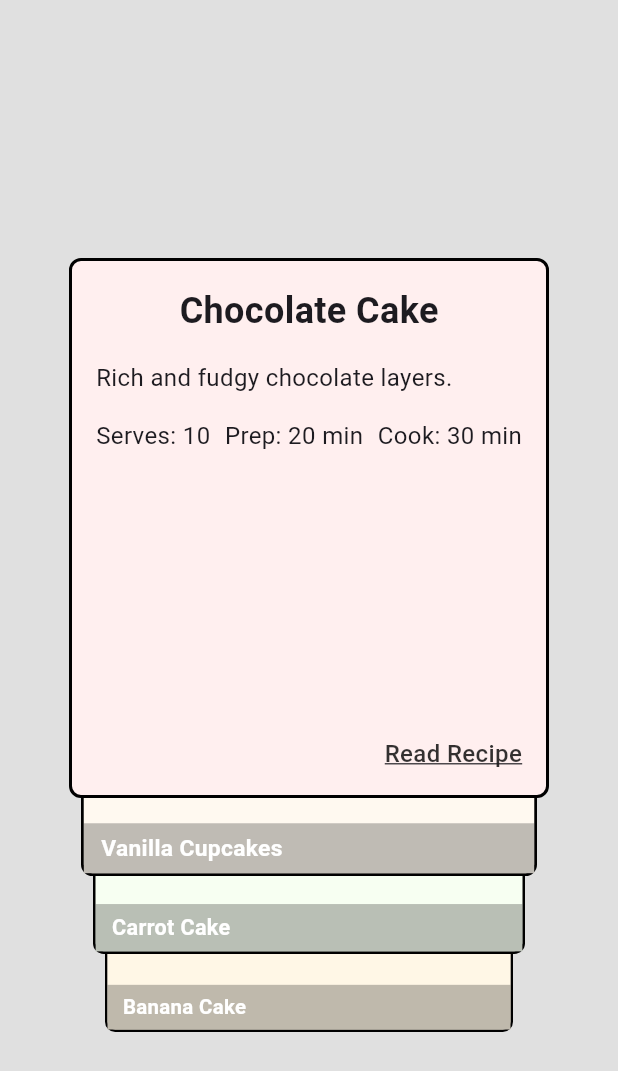
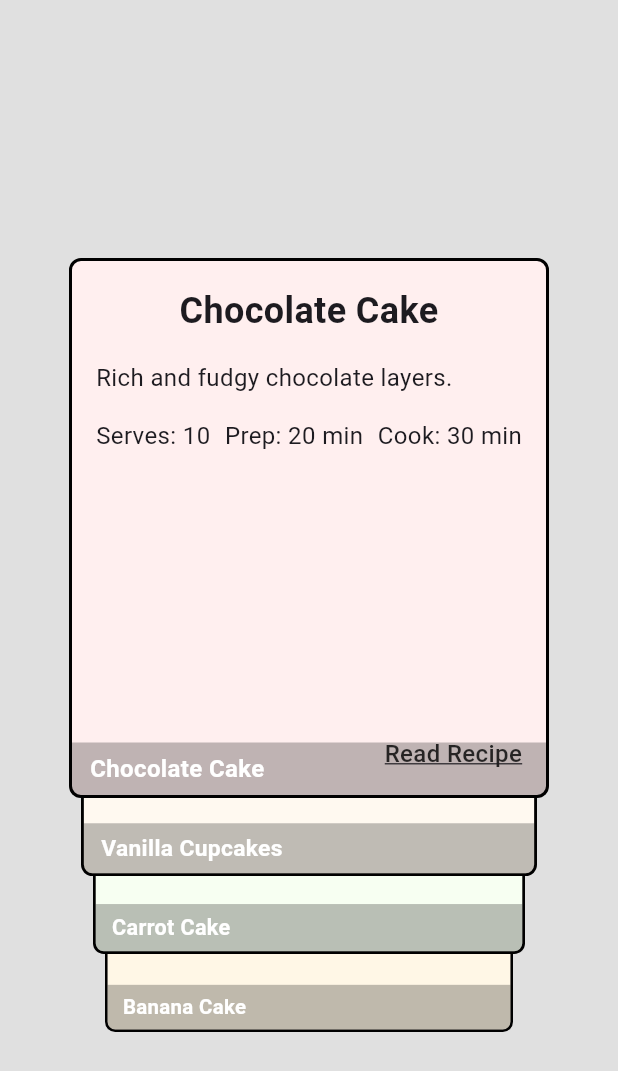
Before and after one commit to marcoazeem/recipe_card_stack, a Flutter app: the screen it shows after launch, after a tap on "Carrot Cake", on a phone screen of 412 x 824 dp. Shown: the top 1071 px of the screen. Run offline on Flutter 3.47's test engine with Material 3 defaults, Android fonts, the phone set to English and light mode, and no system bars.

Commit message:
Jittering Fixed

```diff
--- a/example/lib/main.dart
+++ b/example/lib/main.dart
@@ -68,7 +68,11 @@ class RecipeStackDemo extends StatelessWidget {
       scaleGap: 0.05,
       verticalGap: 70.0,
       cardBuilder: (context, recipe, index, isFrontCard) {
-        return DemoRecipeCard(recipe: recipe, isFrontCard: isFrontCard);
+        return DemoRecipeCard(
+          key: ValueKey(recipe.title), // use a real id if you have one
+          recipe: recipe,
+          isFrontCard: isFrontCard,
+        );
       },
       onSwipe: (index, direction, recipe) {
         debugPrint('Swiped ${recipe.title} to $direction');
@@ -114,23 +118,57 @@ class DemoRecipeCard extends StatelessWidget {
         borderRadius: BorderRadius.circular(8),
         border: Border.all(color: Colors.black, width: 2),
       ),
-      child: AnimatedSwitcher(
-        duration: const Duration(milliseconds: 220),
-        switchInCurve: Curves.easeOut,
-        switchOutCurve: Curves.easeOut,
-        transitionBuilder: (child, animation) {
-          return FadeTransition(opacity: animation, child: child);
-        },
-        child: isFrontCard
-            ? _buildFrontLayout(key: const ValueKey('front'))
-            : _buildBackLayout(key: const ValueKey('back')),
+      child: Stack(
+        children: [
+          // Back "tab" title strip (always present, stable)
+          Align(
+            alignment: Alignment.bottomLeft,
+            child: Container(
+              width: double.infinity,
+              color: Colors.black.withOpacity(0.25),
+              padding: const EdgeInsets.symmetric(horizontal: 12, vertical: 6),
+              child: Text(
+                recipe.title,
+                style: const TextStyle(
+                  fontSize: 16,
+                  color: Colors.white,
+                  fontWeight: FontWeight.bold,
+                ),
+                maxLines: 1,
+                overflow: TextOverflow.ellipsis,
+              ),
+            ),
+          ),
+
+          // Front details: REAL fade-in on focus change
+          FocusFade(
+            isFocused: isFrontCard,
+            fadeIn: const Duration(milliseconds: 260),
+            fadeOut: const Duration(milliseconds: 120),
+            curveIn: Curves.easeOutCubic,
+            curveOut: Curves.easeOut,
+            // Optional: tiny delay so it starts after the swipe settles a bit
+            // (feels more premium, less "UI fighting")
+            delayOnFocus: const Duration(milliseconds: 60),
+            child: _FrontDetails(recipe: recipe),
+          ),
+        ],
       ),
     );
   }
+}
 
-  Widget _buildFrontLayout({required Key key}) {
-    return Padding(
-      key: key,
+class _FrontDetails extends StatelessWidget {
+  final DemoRecipe recipe;
+
+  const _FrontDetails({required this.recipe});
+
+  @override
+  Widget build(BuildContext context) {
+    return IgnorePointer(
+      // Only interactable when focused (FocusFade already handles)
+      ignoring: false,
+      child: Padding(
         padding: const EdgeInsets.all(16.0),
         child: Column(
           crossAxisAlignment: CrossAxisAlignment.start,
@@ -138,7 +176,11 @@ class DemoRecipeCard extends StatelessWidget {
             Center(
               child: Text(
                 recipe.title,
-              style: const TextStyle(fontSize: 24, fontWeight: FontWeight.bold),
+                style: const TextStyle(
+                  fontSize: 24,
+                  fontWeight: FontWeight.bold,
+                ),
+                textAlign: TextAlign.center,
               ),
             ),
             const SizedBox(height: 16),
@@ -176,33 +218,103 @@ class DemoRecipeCard extends StatelessWidget {
             ),
           ],
         ),
+      ),
+    );
+  }
+}
+
+/// A fade wrapper that *actually animates* when focus changes.
+/// This avoids the common "it popped in" issue when widgets rebuild
+/// already in the focused state.
+class FocusFade extends StatefulWidget {
+  const FocusFade({
+    super.key,
+    required this.isFocused,
+    required this.child,
+    this.fadeIn = const Duration(milliseconds: 240),
+    this.fadeOut = const Duration(milliseconds: 140),
+    this.curveIn = Curves.easeOut,
+    this.curveOut = Curves.easeOut,
+    this.delayOnFocus = Duration.zero,
+  });
+
+  final bool isFocused;
+  final Widget child;
+
+  final Duration fadeIn;
+  final Duration fadeOut;
+  final Curve curveIn;
+  final Curve curveOut;
+
+  /// Optional delay before starting fade in (helps after swipe)
+  final Duration delayOnFocus;
+
+  @override
+  State<FocusFade> createState() => _FocusFadeState();
+}
+
+class _FocusFadeState extends State<FocusFade>
+    with SingleTickerProviderStateMixin {
+  late final AnimationController _controller;
+  late Animation<double> _opacity;
+
+  @override
+  void initState() {
+    super.initState();
+
+    _controller = AnimationController(
+      vsync: this,
+      duration: widget.fadeIn,
+      reverseDuration: widget.fadeOut,
+      value: widget.isFocused ? 1.0 : 0.0,
+    );
+
+    _opacity = CurvedAnimation(
+      parent: _controller,
+      curve: widget.curveIn,
+      reverseCurve: widget.curveOut,
     );
   }
 
-  Widget _buildBackLayout({required Key key}) {
-    return Stack(
-      key: key,
-      children: [
-        Positioned.fill(child: Container(color: recipe.color)),
-        Align(
-          alignment: Alignment.bottomLeft,
-          child: Container(
-            width: double.infinity,
-            color: Colors.black.withOpacity(0.25),
-            padding: const EdgeInsets.symmetric(horizontal: 12, vertical: 6),
-            child: Text(
-              recipe.title,
-              style: const TextStyle(
-                fontSize: 16,
-                color: Colors.white,
-                fontWeight: FontWeight.bold,
-              ),
-              maxLines: 1,
-              overflow: TextOverflow.ellipsis,
-            ),
-          ),
-        ),
-      ],
+  @override
+  void didUpdateWidget(covariant FocusFade oldWidget) {
+    super.didUpdateWidget(oldWidget);
+
+    // If timing/curves change, refresh controller settings
+    if (oldWidget.fadeIn != widget.fadeIn) _controller.duration = widget.fadeIn;
+    if (oldWidget.fadeOut != widget.fadeOut) {
+      _controller.reverseDuration = widget.fadeOut;
+    }
+
+    final becameFocused = !oldWidget.isFocused && widget.isFocused;
+    final becameUnfocused = oldWidget.isFocused && !widget.isFocused;
+
+    if (becameFocused) {
+      if (widget.delayOnFocus == Duration.zero) {
+        _controller.forward();
+      } else {
+        Future.delayed(widget.delayOnFocus, () {
+          if (!mounted) return;
+          // only fade in if still focused
+          if (widget.isFocused) _controller.forward();
+        });
+      }
+    } else if (becameUnfocused) {
+      _controller.reverse();
+    }
+  }
+
+  @override
+  void dispose() {
+    _controller.dispose();
+    super.dispose();
+  }
+
+  @override
+  Widget build(BuildContext context) {
+    return IgnorePointer(
+      ignoring: !widget.isFocused,
+      child: FadeTransition(opacity: _opacity, child: widget.child),
     );
   }
 }
--- a/lib/recipe_card_stack.dart
+++ b/lib/recipe_card_stack.dart
@@ -3,12 +3,8 @@ library recipe_card_stack;
 import 'dart:math' as math;
 import 'package:flutter/material.dart';
 
-/// Directions a card can be swiped.
 enum SwipeDirection { left, right, up, down }
 
-/// Builds a card for the given [item].
-///
-/// [isFrontCard] is `true` when this card is on top and in focus.
 typedef CardBuilder<T> = Widget Function(
   BuildContext context,
   T item,
@@ -16,20 +12,12 @@ typedef CardBuilder<T> = Widget Function(
   bool isFrontCard,
 );
 
-/// Called whenever the top card is swiped away.
 typedef OnSwipe<T> = void Function(
   int index,
   SwipeDirection direction,
   T item,
 );
 
-/// A swipeable, infinitely looping stack of cards.
-///
-/// Features:
-/// - Top card is draggable (left/right by default)
-/// - Cards behind are visible as "tabs"
-/// - Swipe animates card off-screen and advances to the next item
-/// - Tapping a back card brings it to the front
 class InfiniteSwipeCardStack<T> extends StatefulWidget {
   const InfiniteSwipeCardStack({
     super.key,
@@ -44,31 +32,22 @@ class InfiniteSwipeCardStack<T> extends StatefulWidget {
       SwipeDirection.left,
       SwipeDirection.right,
     },
+    this.stackAnimationDuration = const Duration(milliseconds: 220),
+    this.swipeAnimationDuration = const Duration(milliseconds: 280),
   });
 
-  /// Items to display.
   final List<T> items;
-
-  /// Builder for each card.
   final CardBuilder<T> cardBuilder;
-
-  /// Callback when the top card is swiped away.
   final OnSwipe<T>? onSwipe;
 
-  /// Maximum number of cards visible at once.
   final int maxVisibleCards;
+  final double swipeThreshold;
+  final double scaleGap;
+  final double verticalGap;
+  final Set<SwipeDirection> allowDirections;
 
-  /// Drag distance required to count as a swipe.
-  final double swipeThreshold;
-
-  /// How much each card shrinks behind the previous.
-  final double scaleGap;
-
-  /// Vertical offset between stacked cards.
-  final double verticalGap;
-
-  /// Allowed swipe directions.
-  final Set<SwipeDirection> allowDirections;
+  final Duration stackAnimationDuration;
+  final Duration swipeAnimationDuration;
 
   @override
   State<InfiniteSwipeCardStack<T>> createState() =>
@@ -77,13 +56,13 @@ class InfiniteSwipeCardStack<T> extends StatefulWidget {
 
 class _InfiniteSwipeCardStackState<T> extends State<InfiniteSwipeCardStack<T>>
     with SingleTickerProviderStateMixin {
-  /// Index of the front card (looped with modulo).
   int _currentIndex = 0;
 
-  late AnimationController _controller;
-  late Animation<Offset> _animation;
+  late final AnimationController _controller;
+  late Animation<Offset> _offsetAnim;
 
-  Offset _dragOffset = Offset.zero;
+  final ValueNotifier<Offset> _dragOffset = ValueNotifier<Offset>(Offset.zero);
+
   bool _isAnimating = false;
   SwipeDirection? _swipeDirection;
 
@@ -92,52 +71,63 @@ class _InfiniteSwipeCardStackState<T> extends State<InfiniteSwipeCardStack<T>>
     super.initState();
     _controller = AnimationController(
       vsync: this,
-      duration: const Duration(milliseconds: 220),
+      duration: widget.swipeAnimationDuration,
     );
 
-    _animation = Tween<Offset>(
-      begin: Offset.zero,
-      end: Offset.zero,
-    ).animate(
-      CurvedAnimation(parent: _controller, curve: Curves.easeOut),
+    _offsetAnim = Tween<Offset>(begin: Offset.zero, end: Offset.zero).animate(
+      CurvedAnimation(parent: _controller, curve: Curves.easeOutCubic),
     )
       ..addListener(() {
-        setState(() {
-          _dragOffset = _animation.value;
-        });
+        _dragOffset.value = _offsetAnim.value;
       })
-      ..addStatusListener(_onAnimationStatusChange);
-  }
-
-  void _onAnimationStatusChange(AnimationStatus status) {
+      ..addStatusListener((status) {
         if (status == AnimationStatus.completed && _isAnimating) {
           final direction = _swipeDirection;
+
           if (direction != null && widget.items.isNotEmpty) {
             final idx = _currentIndex % widget.items.length;
             widget.onSwipe?.call(idx, direction, widget.items[idx]);
           }
 
+          if (!mounted) return;
           setState(() {
-        _dragOffset = Offset.zero;
+            _dragOffset.value = Offset.zero;
             _isAnimating = false;
             _swipeDirection = null;
+
             if (widget.items.isNotEmpty) {
               _currentIndex = (_currentIndex + 1) % widget.items.length;
             }
           });
+        }
+      });
+  }
+
+  @override
+  void didUpdateWidget(covariant InfiniteSwipeCardStack<T> oldWidget) {
+    super.didUpdateWidget(oldWidget);
+    if (oldWidget.swipeAnimationDuration != widget.swipeAnimationDuration) {
+      _controller.duration = widget.swipeAnimationDuration;
+    }
+    // Handle item list changes safely
+    if (widget.items.isEmpty) {
+      _currentIndex = 0;
+    } else {
+      _currentIndex = _currentIndex % widget.items.length;
     }
   }
 
   @override
   void dispose() {
     _controller.dispose();
+    _dragOffset.dispose();
     super.dispose();
   }
 
-  /// Bring a card with the given [itemIndex] to the front.
   void _jumpToIndex(int itemIndex) {
     if (_isAnimating || widget.items.isEmpty) return;
     setState(() {
+      _dragOffset.value = Offset.zero;
       _currentIndex = itemIndex % widget.items.length;
     });
   }
@@ -147,9 +137,9 @@ class _InfiniteSwipeCardStackState<T> extends State<InfiniteSwipeCardStack<T>>
     if (widget.items.isEmpty) return const SizedBox.shrink();
 
     final visibleCount = math.min(widget.maxVisibleCards, widget.items.length);
-
     final children = <Widget>[];
 
+    // Build from front (0) to back (visibleCount-1)
     for (int depth = 0; depth < visibleCount; depth++) {
       final itemIndex = (_currentIndex + depth) % widget.items.length;
       final item = widget.items[itemIndex];
@@ -158,38 +148,42 @@ class _InfiniteSwipeCardStackState<T> extends State<InfiniteSwipeCardStack<T>>
       final offsetY = widget.verticalGap * depth;
       final isFront = depth == 0;
 
-      Widget cardChild;
+      // FIX: The last card in the stack (the one wrapping around)
+      // must snap instantly to position, otherwise it animates from Scale 1.0 (Front)
+      // down to Scale 0.8 (Back) *behind* the new front card, causing ghosting.
+      final isBottomCard = depth == visibleCount - 1;
+      final duration =
+          isBottomCard ? Duration.zero : widget.stackAnimationDuration;
 
-      if (isFront) {
-        cardChild = _buildDraggableCard(
-          child: widget.cardBuilder(
-            context,
-            item,
-            itemIndex,
-            true,
+      final cardChild = _CardInteractor(
+        isFront: isFront,
+        dragOffset: _dragOffset,
+        canInteract: () => !_isAnimating,
+        onTap: () => _jumpToIndex(itemIndex),
+        onDragUpdate: (delta) {
+          if (!isFront || _isAnimating) return;
+          final current = _dragOffset.value;
+          final next = current + delta;
+          _dragOffset.value = Offset.lerp(current, next, 0.55)!;
+        },
+        onDragEnd: (velocity) {
+          if (!isFront || _isAnimating) return;
+          _handlePanEnd(velocity);
+        },
+        child: RepaintBoundary(
+          child: widget.cardBuilder(context, item, itemIndex, isFront),
         ),
       );
-      } else {
-        // Back cards: tap to bring to front.
-        cardChild = GestureDetector(
-          behavior: HitTestBehavior.translucent,
-          onTap: () => _jumpToIndex(itemIndex),
-          child: widget.cardBuilder(
-            context,
-            item,
-            itemIndex,
-            false,
-          ),
-        );
-      }
 
-      final card = Transform.translate(
-        offset: Offset(0, offsetY),
-        child: Transform.scale(
-          scale: scale,
-          alignment: Alignment.topCenter,
+      final card = AnimatedContainer(
+        key: ValueKey<int>(itemIndex),
+        duration: duration, // <--- Use the conditional duration
+        curve: Curves.easeOutCubic,
+        transform: Matrix4.identity()
+          ..translate(0.0, offsetY)
+          ..scale(scale, scale),
+        transformAlignment: Alignment.topCenter,
         child: cardChild,
-        ),
       );
 
       children.add(card);
@@ -197,35 +191,14 @@ class _InfiniteSwipeCardStackState<T> extends State<InfiniteSwipeCardStack<T>>
 
     return Stack(
       alignment: Alignment.topCenter,
+      // Render back cards first, front card last
       children: children.reversed.toList(),
     );
   }
 
-  Widget _buildDraggableCard({required Widget child}) {
-    return GestureDetector(
-      onPanUpdate: (details) {
-        if (_isAnimating) return;
-        setState(() {
-          _dragOffset += details.delta;
-        });
-      },
-      onPanEnd: (details) {
-        if (_isAnimating) return;
-        _handlePanEnd(details.velocity.pixelsPerSecond);
-      },
-      child: Transform.translate(
-        offset: _dragOffset,
-        child: Transform.rotate(
-          angle: _dragOffset.dx * 0.0008,
-          child: child,
-        ),
-      ),
-    );
-  }
-
   void _handlePanEnd(Offset velocity) {
-    final dx = _dragOffset.dx;
-    final dy = _dragOffset.dy;
+    final dx = _dragOffset.value.dx;
+    final dy = _dragOffset.value.dy;
     final absDx = dx.abs();
     final absDy = dy.abs();
 
@@ -250,16 +223,16 @@ class _InfiniteSwipeCardStackState<T> extends State<InfiniteSwipeCardStack<T>>
 
     switch (direction) {
       case SwipeDirection.left:
-        targetOffset = Offset(-size.width * 1.2, dy);
+        targetOffset = Offset(-size.width * 1.5, dy);
         break;
       case SwipeDirection.right:
-        targetOffset = Offset(size.width * 1.2, dy);
+        targetOffset = Offset(size.width * 1.5, dy);
         break;
       case SwipeDirection.up:
-        targetOffset = Offset(dx, -size.height * 1.2);
+        targetOffset = Offset(dx, -size.height * 1.5);
         break;
       case SwipeDirection.down:
-        targetOffset = Offset(dx, size.height * 1.2);
+        targetOffset = Offset(dx, size.height * 1.5);
         break;
     }
 
@@ -267,11 +240,11 @@ class _InfiniteSwipeCardStackState<T> extends State<InfiniteSwipeCardStack<T>>
   }
 
   void _animateTo(Offset target) {
-    _animation = Tween<Offset>(
-      begin: _dragOffset,
+    _offsetAnim = Tween<Offset>(
+      begin: _dragOffset.value,
       end: target,
     ).animate(
-      CurvedAnimation(parent: _controller, curve: Curves.easeOut),
+      CurvedAnimation(parent: _controller, curve: Curves.easeOutCubic),
     );
 
     _controller
@@ -279,3 +252,52 @@ class _InfiniteSwipeCardStackState<T> extends State<InfiniteSwipeCardStack<T>>
       ..forward();
   }
 }
+
+class _CardInteractor extends StatelessWidget {
+  const _CardInteractor({
+    required this.isFront,
+    required this.dragOffset,
+    required this.onTap,
+    required this.onDragUpdate,
+    required this.onDragEnd,
+    required this.child,
+    required this.canInteract,
+  });
+
+  final bool isFront;
+  final ValueNotifier<Offset> dragOffset;
+  final VoidCallback onTap;
+  final void Function(Offset delta) onDragUpdate;
+  final void Function(Offset velocity) onDragEnd;
+  final Widget child;
+  final bool Function() canInteract;
+
+  @override
+  Widget build(BuildContext context) {
+    return GestureDetector(
+      behavior: HitTestBehavior.translucent,
+      onTap: isFront ? null : onTap,
+      onPanUpdate:
+          isFront && canInteract() ? (d) => onDragUpdate(d.delta) : null,
+      onPanEnd: isFront && canInteract()
+          ? (d) => onDragEnd(d.velocity.pixelsPerSecond)
+          : null,
+      child: AnimatedBuilder(
+        animation: dragOffset,
+        builder: (context, _) {
+          final offset = isFront ? dragOffset.value : Offset.zero;
+          // Reduced rotation slightly for a cleaner look
+          final angle = isFront ? (offset.dx / 500.0).clamp(-0.15, 0.15) : 0.0;
+
+          return Transform.translate(
+            offset: offset,
+            child: Transform.rotate(
+              angle: angle,
+              child: child,
+            ),
+          );
+        },
+      ),
+    );
+  }
+}
--- a/pubspec.yaml
+++ b/pubspec.yaml
@@ -2,7 +2,7 @@ name: recipe_card_stack
 description: A smooth, swipeable stacked-card widget with tap-to-focus, infinite looping and customizable card layouts.
 
 
-version: 0.0.4
+version: 0.0.5
 
 repository: https://github.com/marcoazeem/recipe_card_stack
 issue_tracker: https://github.com/marcoazeem/recipe_card_stack/issues
```
Also changed, not shown: 1 other file. Lines whose indentation alone changed are shown as unchanged.
